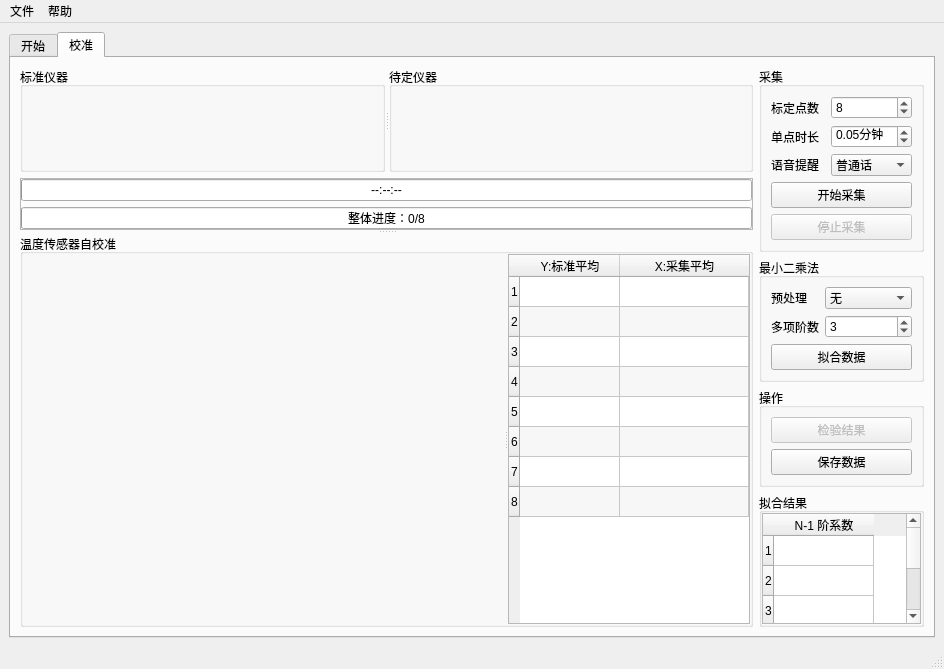
Above: mainwindow.ui from m-RNA/TemperatureSelfCorrectionBasedOnQtSerial before the change. Below: the same form after it.
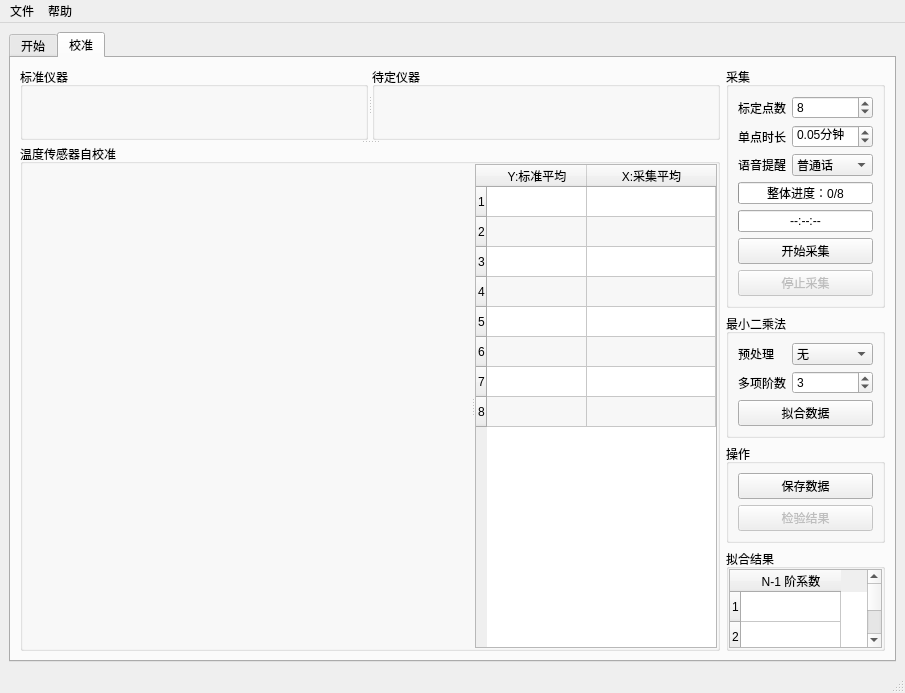
That is the form after the change. Icons and pictures are not drawn. Custom widgets are drawn as their Qt base class.

Commit message: 优化：将进度条移动到采集面板，添加停止采集图标；微调保存数据按钮位置

What changed in the file:
```diff
--- a/mainwindow.ui
+++ b/mainwindow.ui
@@ -6,8 +6,8 @@
    <rect>
     <x>0</x>
     <y>0</y>
-    <width>944</width>
-    <height>669</height>
+    <width>905</width>
+    <height>693</height>
    </rect>
   </property>
   <property name="sizePolicy">
@@ -102,81 +102,13 @@
                 <property name="bottomMargin">
                  <number>0</number>
                 </property>
-                <item row="0" column="0">
+                <item row="1" column="0">
                  <widget class="CollectPanel" name="collectPanel_Dtm" native="true"/>
                 </item>
                </layout>
               </widget>
              </widget>
             </item>
-            <item>
-             <widget class="QFrame" name="frame">
-              <property name="sizePolicy">
-               <sizepolicy hsizetype="Preferred" vsizetype="Fixed">
-                <horstretch>0</horstretch>
-                <verstretch>0</verstretch>
-               </sizepolicy>
-              </property>
-              <property name="frameShape">
-               <enum>QFrame::StyledPanel</enum>
-              </property>
-              <property name="frameShadow">
-               <enum>QFrame::Raised</enum>
-              </property>
-              <layout class="QVBoxLayout" name="verticalLayout_2">
-               <property name="leftMargin">
-                <number>0</number>
-               </property>
-               <property name="topMargin">
-                <number>0</number>
-               </property>
-               <property name="rightMargin">
-                <number>0</number>
-               </property>
-               <property name="bottomMargin">
-                <number>0</number>
-               </property>
-               <item>
-                <widget class="QProgressBar" name="pgsbSingle">
-                 <property name="minimum">
-                  <number>0</number>
-                 </property>
-                 <property name="maximum">
-                  <number>100</number>
-                 </property>
-                 <property name="value">
-                  <number>0</number>
-                 </property>
-                 <property name="alignment">
-                  <set>Qt::AlignCenter</set>
-                 </property>
-                 <property name="invertedAppearance">
-                  <bool>false</bool>
-                 </property>
-                 <property name="format">
-                  <string>--:--:--</string>
-                 </property>
-                </widget>
-               </item>
-               <item>
-                <widget class="QProgressBar" name="pgsbSum">
-                 <property name="maximum">
-                  <number>8</number>
-                 </property>
-                 <property name="value">
-                  <number>0</number>
-                 </property>
-                 <property name="alignment">
-                  <set>Qt::AlignCenter</set>
-                 </property>
-                 <property name="format">
-                  <string>整体进度：%v/%m</string>
-                 </property>
-                </widget>
-               </item>
-              </layout>
-             </widget>
-            </item>
            </layout>
           </widget>
           <widget class="QGroupBox" name="groupBox_3">
@@ -326,7 +258,7 @@
               <string>采集</string>
              </property>
              <layout class="QGridLayout" name="gridLayout_12">
-              <item row="0" column="3">
+              <item row="0" column="2">
                <widget class="QSpinBox" name="spbxSamplePointSum">
                 <property name="sizePolicy">
                  <sizepolicy hsizetype="Minimum" vsizetype="Fixed">
@@ -351,6 +283,26 @@
                 </property>
                </widget>
               </item>
+              <item row="12" column="1" colspan="2">
+               <widget class="QPushButton" name="btnCollectStop">
+                <property name="enabled">
+                 <bool>false</bool>
+                </property>
+                <property name="sizePolicy">
+                 <sizepolicy hsizetype="Preferred" vsizetype="Fixed">
+                  <horstretch>0</horstretch>
+                  <verstretch>0</verstretch>
+                 </sizepolicy>
+                </property>
+                <property name="text">
+                 <string>停止采集</string>
+                </property>
+                <property name="icon">
+                 <iconset resource="main.qrc">
+                  <normaloff>:/icon/collectstop.ico</normaloff>:/icon/collectstop.ico</iconset>
+                </property>
+               </widget>
+              </item>
               <item row="0" column="1">
                <widget class="QLabel" name="label_15">
                 <property name="maximumSize">
@@ -367,6 +319,22 @@
                 </property>
                </widget>
               </item>
+              <item row="5" column="1" colspan="2">
+               <widget class="QProgressBar" name="pgsbSum">
+                <property name="maximum">
+                 <number>8</number>
+                </property>
+                <property name="value">
+                 <number>0</number>
+                </property>
+                <property name="alignment">
+                 <set>Qt::AlignCenter</set>
+                </property>
+                <property name="format">
+                 <string>整体进度：%v/%m</string>
+                </property>
+               </widget>
+              </item>
               <item row="4" column="1">
                <widget class="QLabel" name="label_21">
                 <property name="maximumSize">
@@ -383,7 +351,7 @@
                 </property>
                </widget>
               </item>
-              <item row="4" column="3">
+              <item row="4" column="2">
                <widget class="QComboBox" name="cbSound">
                 <property name="sizePolicy">
                  <sizepolicy hsizetype="Preferred" vsizetype="Fixed">
@@ -442,7 +410,7 @@
                 </property>
                </widget>
               </item>
-              <item row="2" column="3">
+              <item row="2" column="2">
                <widget class="QDoubleSpinBox" name="spbxSampleTime">
                 <property name="sizePolicy">
                  <sizepolicy hsizetype="Preferred" vsizetype="Fixed">
@@ -476,14 +444,42 @@
                 </property>
                </widget>
               </item>
-              <item row="5" column="1" colspan="3">
+              <item row="6" column="1" colspan="2">
+               <widget class="QProgressBar" name="pgsbSingle">
+                <property name="minimum">
+                 <number>0</number>
+                </property>
+                <property name="maximum">
+                 <number>100</number>
+                </property>
+                <property name="value">
+                 <number>0</number>
+                </property>
+                <property name="alignment">
+                 <set>Qt::AlignCenter</set>
+                </property>
+                <property name="invertedAppearance">
+                 <bool>false</bool>
+                </property>
+                <property name="format">
+                 <string>--:--:--</string>
+                </property>
+               </widget>
+              </item>
+              <item row="11" column="1" colspan="2">
                <widget class="QPushButton" name="btnCollect">
                 <property name="sizePolicy">
-                 <sizepolicy hsizetype="Minimum" vsizetype="Fixed">
+                 <sizepolicy hsizetype="Preferred" vsizetype="Fixed">
                   <horstretch>0</horstretch>
                   <verstretch>0</verstretch>
                  </sizepolicy>
                 </property>
+                <property name="minimumSize">
+                 <size>
+                  <width>104</width>
+                  <height>0</height>
+                 </size>
+                </property>
                 <property name="text">
                  <string>开始采集</string>
                 </property>
@@ -493,26 +489,6 @@
                 </property>
                </widget>
               </item>
-              <item row="6" column="1" colspan="3">
-               <widget class="QPushButton" name="btnCollectStop">
-                <property name="enabled">
-                 <bool>false</bool>
-                </property>
-                <property name="sizePolicy">
-                 <sizepolicy hsizetype="Minimum" vsizetype="Fixed">
-                  <horstretch>0</horstretch>
-                  <verstretch>0</verstretch>
-                 </sizepolicy>
-                </property>
-                <property name="text">
-                 <string>停止采集</string>
-                </property>
-                <property name="icon">
-                 <iconset resource="main.qrc">
-                  <normaloff>:/icon/collect.ico</normaloff>:/icon/collect.ico</iconset>
-                </property>
-               </widget>
-              </item>
              </layout>
             </widget>
            </item>
@@ -528,61 +504,6 @@
               <string>最小二乘法</string>
              </property>
              <layout class="QGridLayout" name="gridLayout_3">
-              <item row="3" column="1">
-               <widget class="QSpinBox" name="spbxOrder">
-                <property name="alignment">
-                 <set>Qt::AlignLeading|Qt::AlignLeft|Qt::AlignVCenter</set>
-                </property>
-                <property name="suffix">
-                 <string/>
-                </property>
-                <property name="minimum">
-                 <number>1</number>
-                </property>
-                <property name="maximum">
-                 <number>7</number>
-                </property>
-                <property name="value">
-                 <number>3</number>
-                </property>
-               </widget>
-              </item>
-              <item row="3" column="0">
-               <widget class="QLabel" name="label_19">
-                <property name="maximumSize">
-                 <size>
-                  <width>48</width>
-                  <height>16777215</height>
-                 </size>
-                </property>
-                <property name="text">
-                 <string>多项阶数</string>
-                </property>
-                <property name="alignment">
-                 <set>Qt::AlignLeading|Qt::AlignLeft|Qt::AlignVCenter</set>
-                </property>
-               </widget>
-              </item>
-              <item row="2" column="1">
-               <widget class="QComboBox" name="comboBox_14">
-                <property name="sizePolicy">
-                 <sizepolicy hsizetype="Preferred" vsizetype="Fixed">
-                  <horstretch>0</horstretch>
-                  <verstretch>0</verstretch>
-                 </sizepolicy>
-                </property>
-                <item>
-                 <property name="text">
-                  <string>无</string>
-                 </property>
-                </item>
-                <item>
-                 <property name="text">
-                  <string>倒数</string>
-                 </property>
-                </item>
-               </widget>
-              </item>
               <item row="2" column="0">
                <widget class="QLabel" name="label_25">
                 <property name="maximumSize">
@@ -599,6 +520,42 @@
                 </property>
                </widget>
               </item>
+              <item row="2" column="1">
+               <widget class="QComboBox" name="comboBox_14">
+                <property name="sizePolicy">
+                 <sizepolicy hsizetype="Preferred" vsizetype="Fixed">
+                  <horstretch>0</horstretch>
+                  <verstretch>0</verstretch>
+                 </sizepolicy>
+                </property>
+                <item>
+                 <property name="text">
+                  <string>无</string>
+                 </property>
+                </item>
+                <item>
+                 <property name="text">
+                  <string>倒数</string>
+                 </property>
+                </item>
+               </widget>
+              </item>
+              <item row="3" column="0">
+               <widget class="QLabel" name="label_19">
+                <property name="maximumSize">
+                 <size>
+                  <width>48</width>
+                  <height>16777215</height>
+                 </size>
+                </property>
+                <property name="text">
+                 <string>多项阶数</string>
+                </property>
+                <property name="alignment">
+                 <set>Qt::AlignLeading|Qt::AlignLeft|Qt::AlignVCenter</set>
+                </property>
+               </widget>
+              </item>
               <item row="4" column="0" colspan="2">
                <widget class="QPushButton" name="btnFit">
                 <property name="sizePolicy">
@@ -616,6 +573,25 @@
                 </property>
                </widget>
               </item>
+              <item row="3" column="1">
+               <widget class="QSpinBox" name="spbxOrder">
+                <property name="alignment">
+                 <set>Qt::AlignLeading|Qt::AlignLeft|Qt::AlignVCenter</set>
+                </property>
+                <property name="suffix">
+                 <string/>
+                </property>
+                <property name="minimum">
+                 <number>1</number>
+                </property>
+                <property name="maximum">
+                 <number>7</number>
+                </property>
+                <property name="value">
+                 <number>3</number>
+                </property>
+               </widget>
+              </item>
              </layout>
             </widget>
            </item>
@@ -632,6 +608,26 @@
              </property>
              <layout class="QGridLayout" name="gridLayout_4">
               <item row="9" column="1" colspan="2">
+               <widget class="QPushButton" name="pushButton_25">
+                <property name="enabled">
+                 <bool>false</bool>
+                </property>
+                <property name="sizePolicy">
+                 <sizepolicy hsizetype="Minimum" vsizetype="Fixed">
+                  <horstretch>0</horstretch>
+                  <verstretch>0</verstretch>
+                 </sizepolicy>
+                </property>
+                <property name="text">
+                 <string>检验结果</string>
+                </property>
+                <property name="icon">
+                 <iconset resource="main.qrc">
+                  <normaloff>:/icon/check.ico</normaloff>:/icon/check.ico</iconset>
+                </property>
+               </widget>
+              </item>
+              <item row="8" column="1" colspan="2">
                <widget class="QPushButton" name="btnSaveReport">
                 <property name="enabled">
                  <bool>true</bool>
@@ -645,26 +641,6 @@
                 </property>
                </widget>
               </item>
-              <item row="8" column="1" colspan="2">
-               <widget class="QPushButton" name="pushButton_25">
-                <property name="enabled">
-                 <bool>false</bool>
-                </property>
-                <property name="sizePolicy">
-                 <sizepolicy hsizetype="Minimum" vsizetype="Fixed">
-                  <horstretch>0</horstretch>
-                  <verstretch>0</verstretch>
-                 </sizepolicy>
-                </property>
-                <property name="text">
-                 <string>检验结果</string>
-                </property>
-                <property name="icon">
-                 <iconset resource="main.qrc">
-                  <normaloff>:/icon/check.ico</normaloff>:/icon/check.ico</iconset>
-                </property>
-               </widget>
-              </item>
              </layout>
             </widget>
            </item>
@@ -771,7 +747,7 @@
     <rect>
      <x>0</x>
      <y>0</y>
-     <width>944</width>
+     <width>905</width>
      <height>23</height>
     </rect>
    </property>
```
The commit also changes 3 other files.
